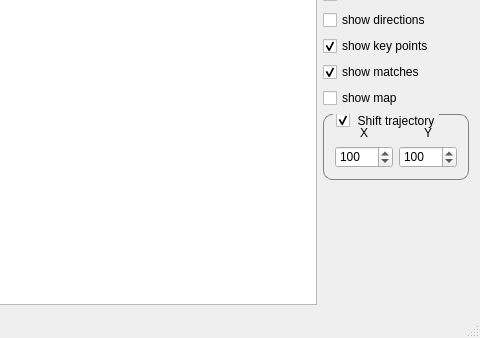
Old version of the form TrajectoryVisualizer/main_view.ui in the repository gakarak/UAV_Projects; both pictures show x 452 to 932 and y 349 to 687 of the 932 by 687 pixel window.
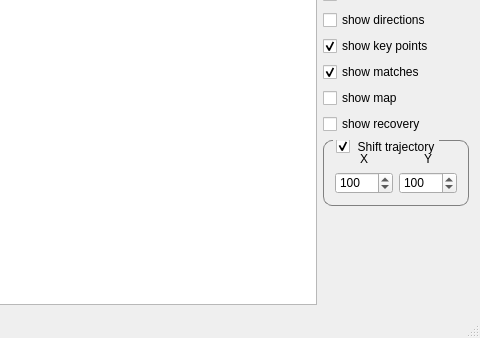
New version of the form. Custom widgets are drawn as their Qt base class.

Commit message: added check box for ghost recovery

The edit to the form file:
```diff
--- a/TrajectoryVisualizer/main_view.ui
+++ b/TrajectoryVisualizer/main_view.ui
@@ -262,6 +262,13 @@
         </property>
        </widget>
       </item>
+      <item>
+       <widget class="QCheckBox" name="is_recovery_show_check">
+        <property name="text">
+         <string>show recovery</string>
+        </property>
+       </widget>
+      </item>
       <item>
        <widget class="QGroupBox" name="shift_second_trj_group">
         <property name="minimumSize">
```
Left out of the diff: 2 changed lines with no effect on the pictures. The commit also changes 2 other files.
